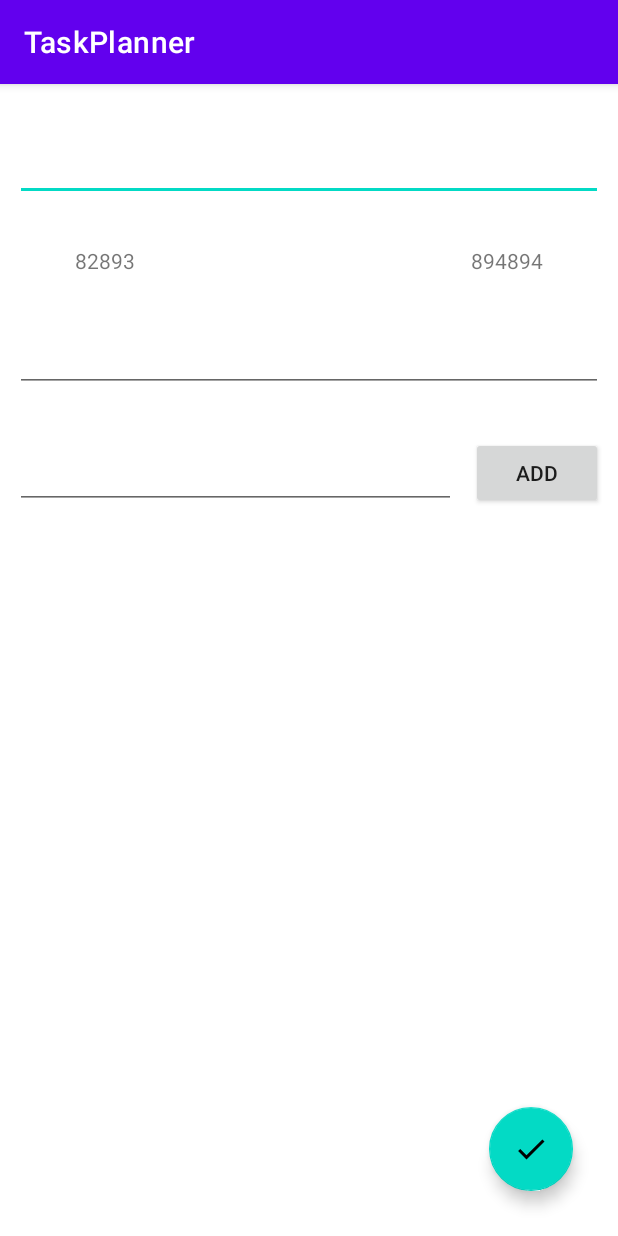
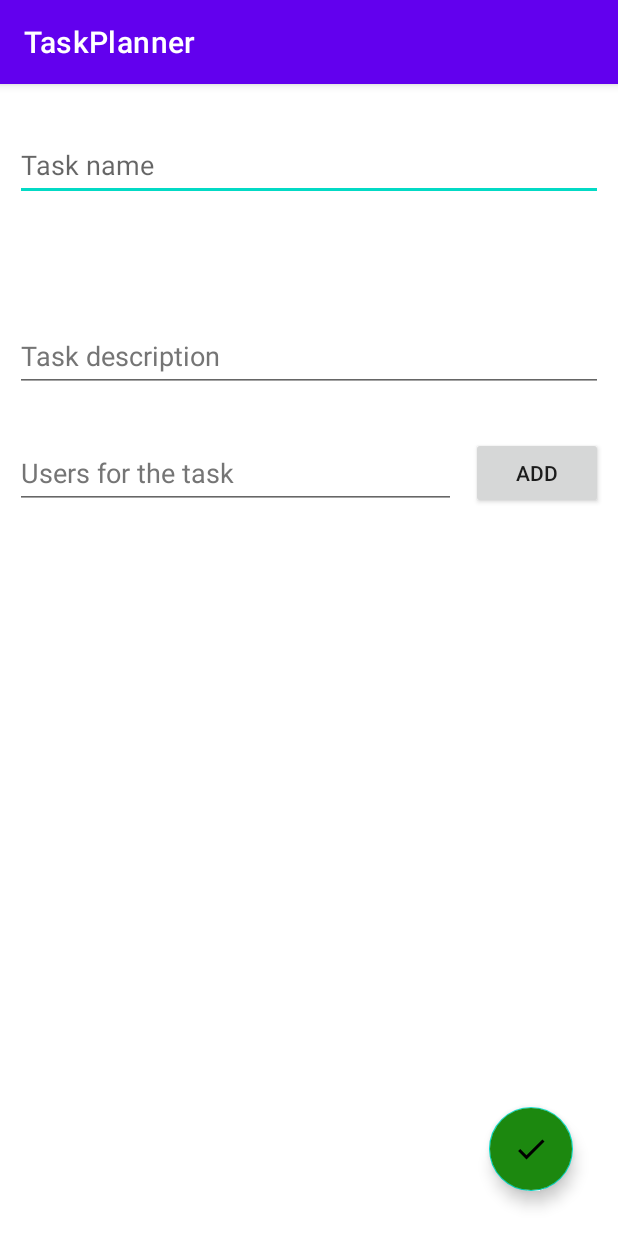
Before and after one commit to AlexeyK2021/TaskPlaner, an Android app: the CreateTaskActivity screen opened directly, with no data from a screen before it, on a phone screen of 412 x 824 dp. Run offline under Robolectric (Android 15) with nearby library versions, the phone set to English and light mode, and no system bars; our stand-ins replace Firebase (no records; nobody signed in at launch, a user with empty details on screens opened directly).

Commit message:
RecyclerView for create task activity

```diff
--- a/app/src/main/java/ru/alexeyk2021/taskplanner/activityLogic/CreateTaskActivity.kt
+++ b/app/src/main/java/ru/alexeyk2021/taskplanner/activityLogic/CreateTaskActivity.kt
@@ -2,12 +2,19 @@ package ru.alexeyk2021.taskplanner.activityLogic
 
 import android.app.DatePickerDialog
 import android.app.DatePickerDialog.OnDateSetListener
+import android.content.ContentValues.TAG
 import android.os.Bundle
+import android.text.Editable
+import android.util.Log
 import android.widget.TextView
 import androidx.appcompat.app.AppCompatActivity
+import androidx.recyclerview.widget.LinearLayoutManager
 import com.google.firebase.auth.ktx.auth
+import com.google.firebase.firestore.DocumentSnapshot
 import com.google.firebase.firestore.ktx.firestore
 import com.google.firebase.ktx.Firebase
+import kotlinx.coroutines.delay
+import ru.alexeyk2021.taskplanner.Adapters.UsersPerTaskListAdapter
 import ru.alexeyk2021.taskplanner.dataClasses.Task
 import ru.alexeyk2021.taskplanner.dataClasses.User
 import ru.alexeyk2021.taskplanner.databinding.ActivityCreateTaskBinding
@@ -17,27 +24,40 @@ import javax.xml.datatype.DatatypeConstants.MONTHS
 
 class CreateTaskActivity : AppCompatActivity() {
     private lateinit var binding: ActivityCreateTaskBinding
-    private lateinit var taskName: TextView
-    private lateinit var startDate: TextView
-    private lateinit var endDate: TextView
-    private lateinit var taskDescription: TextView
-    private lateinit var dateAndTime: Calendar
+//    private lateinit var taskName: TextView
+//    private lateinit var startDate: TextView
+//    private lateinit var endDate: TextView
+//    private lateinit var taskDescription: TextView
+//    private lateinit var dateAndTime: Calendar
 
     override fun onCreate(savedInstanceState: Bundle?) {
         super.onCreate(savedInstanceState)
         binding = ActivityCreateTaskBinding.inflate(layoutInflater)
         setContentView(binding.root)
 
-        dateAndTime = Calendar.getInstance()
-        taskName = binding.taskName
-        startDate = binding.startDate
-        endDate = binding.endDate
-        taskDescription = binding.taskDescription
+        val dateAndTime = Calendar.getInstance()
+        val taskName = binding.taskName
+        val startDate = binding.startDate
+        val endDate = binding.endDate
+        val taskDescription = binding.taskDescription
         val userFinder = binding.userFinder
         val addUser = binding.userAdd
         val save = binding.save
+        val usersPerTaskList = binding.usersPerTask
 
-        val users = mutableListOf<User>()
+        val users = mutableMapOf<String, String>()
+        var cachedUsersData = mutableListOf<DocumentSnapshot>()
+
+        usersPerTaskList.layoutManager =
+            LinearLayoutManager(this, LinearLayoutManager.HORIZONTAL, false)
+        usersPerTaskList.adapter = UsersPerTaskListAdapter(users)
+
+        Firebase.firestore.collection("users").get().addOnSuccessListener {
+            Log.d(TAG, "Caching user data")
+            cachedUsersData = it.documents
+        }.addOnFailureListener {
+            Log.d(TAG, "Caching failed: ${it.message.toString()}")
+        }
 
         startDate.setOnClickListener {
             val year = dateAndTime.get(Calendar.YEAR)
@@ -46,7 +66,7 @@ class CreateTaskActivity : AppCompatActivity() {
 
             val dpd = DatePickerDialog(this, { view, year, monthOfYear, dayOfMonth ->
                 val text =
-                    "" + dayOfMonth.toString() + " " + monthOfYear.toString() + ", " + year.toString()
+                    "$dayOfMonth.$monthOfYear.$year"
                 startDate.text = text
             }, year, month, day)
             dpd.show()
@@ -59,29 +79,41 @@ class CreateTaskActivity : AppCompatActivity() {
 
             val dpd = DatePickerDialog(this, { view, year, monthOfYear, dayOfMonth ->
                 val text =
-                    "" + dayOfMonth.toString() + " " + monthOfYear.toString() + ", " + year.toString()
+                    "$dayOfMonth.$monthOfYear.$year"
                 endDate.text = text
             }, year, month, day)
             dpd.show()
         }
 
         save.setOnClickListener {
+            val userEmail = Firebase.auth.currentUser?.email!!.toString()
             val task = Task(
-                userEmail = Firebase.auth.currentUser?.email!!.toString(),
+                userEmail = userEmail,
                 name = taskName.text.toString(),
                 startDate = startDate.text.toString(),
                 endDate = endDate.text.toString(),
                 description = taskDescription.text.toString(),
                 status = 0
             )
-            Firebase.firestore.collection("tasks").add(task.getInfo())
-            TODO("Синхронизация задачи с пользователями прри ее создании")
+            Firebase.firestore.collection("tasks").add(task.getInfo()).addOnSuccessListener {
+                Log.d(TAG, "Created Task; Result: ${it.id}")
+                finish()
+            }.addOnFailureListener {
+                Log.d("Failure", it.message.toString())
+            }
+            for ((key, value) in users) {
+//                TODO("Синхронизация задачи с пользователями")
+            }
+//
         }
         addUser.setOnClickListener {
-            Firebase.firestore.collection("users").whereEqualTo("email", userFinder.text.toString()).get().addOnSuccessListener {
-                val user = User(it.documents[0]) // Создвание пользователя по его email
-                users.add(user)
+            val userEmail = userFinder.text.toString()
+            Log.d("User To Add", "Data: $userEmail")
+            if (cachedUsersData.find { it.data?.get("email") == userEmail } != null) {
+                users[cachedUsersData.find { it.data?.get("email") == userEmail }.toString()] =
+                    userEmail
             }
+            userFinder.text = Editable.Factory.getInstance().newEditable("")
         }
     }
 
--- a/app/src/main/java/ru/alexeyk2021/taskplanner/dataClasses/Task.kt
+++ b/app/src/main/java/ru/alexeyk2021/taskplanner/dataClasses/Task.kt
@@ -31,13 +31,13 @@ class Task() {
 //        }
     }
 
-    constructor(data: QueryDocumentSnapshot) : this() {
+    constructor(data: HashMap<String, String>) : this() {
         this.userEmail = data["userId"] as String
         this.name = data["name"] as String
         this.startDate = data["startDate"] as String
         this.endDate = data["endDate"] as String
         this.description = data["description"] as String
-        this.status = data["status"] as Int
+        this.status = data["status"]!!.toInt()
     }
 
     fun getInfo(): HashMap<String, Any> = hashMapOf(
--- a/app/src/main/res/layout/activity_create_task.xml
+++ b/app/src/main/res/layout/activity_create_task.xml
@@ -12,6 +12,7 @@
         android:layout_height="48dp"
         android:layout_marginHorizontal="10dp"
         android:layout_marginTop="30dp"
+        android:hint="@string/task_name"
         android:inputType="text"
         app:layout_constraintStart_toStartOf="parent"
         app:layout_constraintTop_toTopOf="parent"
@@ -46,9 +47,9 @@
         android:layout_height="wrap_content"
         android:layout_marginHorizontal="50dp"
         android:layout_marginTop="30dp"
-        android:text="82893"
         app:layout_constraintStart_toStartOf="parent"
-        app:layout_constraintTop_toBottomOf="@+id/task_name" />
+        app:layout_constraintTop_toBottomOf="@+id/task_name"
+        app:text="82893" />
 
     <TextView
         android:id="@+id/endDate"
@@ -56,9 +57,9 @@
         android:layout_height="wrap_content"
         android:layout_marginHorizontal="50dp"
         android:layout_marginTop="30dp"
-        android:text="894894"
         app:layout_constraintEnd_toEndOf="parent"
-        app:layout_constraintTop_toBottomOf="@+id/task_name" />
+        app:layout_constraintTop_toBottomOf="@+id/task_name"
+        app:text="894894" />
 
     <androidx.appcompat.widget.AppCompatEditText
         android:id="@+id/task_description"
@@ -66,7 +67,9 @@
         android:layout_height="48dp"
         android:layout_marginHorizontal="10dp"
         android:layout_marginTop="30dp"
+        android:hint="@string/task_description"
         android:inputType="text"
+        android:textColorHint="#757575"
         app:layout_constraintStart_toStartOf="parent"
         app:layout_constraintTop_toBottomOf="@id/startDate"
         tools:ignore="SpeakableTextPresentCheck" />
@@ -78,7 +81,9 @@
         android:layout_height="48dp"
         android:layout_marginHorizontal="10dp"
         android:layout_marginTop="30dp"
+        android:hint="@string/users_for_the_task"
         android:inputType="text"
+        android:textColorHint="#757575"
         app:layout_constraintStart_toStartOf="parent"
         app:layout_constraintTop_toBottomOf="@id/task_description"
         tools:ignore="SpeakableTextPresentCheck" />
@@ -93,12 +98,25 @@
         app:layout_constraintStart_toEndOf="@id/user_finder"
         app:layout_constraintTop_toTopOf="@id/user_finder" />
 
+    <androidx.recyclerview.widget.RecyclerView
+        android:id="@+id/users_per_task"
+        android:layout_width="match_parent"
+        android:layout_height="wrap_content"
+        android:layout_marginHorizontal="10dp"
+        android:layout_marginTop="30dp"
+        android:orientation="vertical"
+        app:layout_constraintEnd_toEndOf="parent"
+        app:layout_constraintStart_toStartOf="parent"
+        app:layout_constraintTop_toBottomOf="@id/user_add"
+        tools:listitem="@layout/user_finder_item" />
+
     <com.google.android.material.floatingactionbutton.FloatingActionButton
         android:id="@+id/save"
         android:layout_width="wrap_content"
         android:layout_height="wrap_content"
         android:layout_gravity="end|bottom"
         android:layout_margin="30dp"
+        android:backgroundTint="@color/Complete"
         android:contentDescription="@string/finish_adding"
         android:src="@drawable/task_adding_done"
         app:layout_constraintBottom_toBottomOf="parent"
--- a/app/src/main/res/values/colors.xml
+++ b/app/src/main/res/values/colors.xml
@@ -10,7 +10,11 @@
     <color name="green">#4CAF50</color>
     <color name="red">#F44336</color>
     <color name="orange">#FF9800</color>
+<!--    Tasks colors-->
     <color name="task_not_started">#5C0909</color>
     <color name="task_working">#A8851B</color>
     <color name="task_done">#196814</color>
+
+    <!-- Buttons colors-->
+    <color name="Complete">#1C880F</color>
 </resources>
--- a/app/src/main/res/values/strings.xml
+++ b/app/src/main/res/values/strings.xml
@@ -25,5 +25,8 @@
     <string name="task_done">Done</string>
     <string name="add">Add</string>
     <string name="finish_adding">Finish adding</string>
+    <string name="task_name">Task name</string>
+    <string name="task_description">Task description</string>
+    <string name="users_for_the_task">Users for the task</string>
 
 </resources>
```
Also changed, not shown: app/src/main/java/ru/alexeyk2021/taskplanner/Adapters/TaskRecyclerViewAdapter.kt (+15 -5 lines), app/src/main/java/ru/alexeyk2021/taskplanner/Adapters/UsersPerTaskListAdapter.kt (added, +36 -0 lines), app/src/main/java/ru/alexeyk2021/taskplanner/DebugActivity.kt (+12 -11 lines), app/src/main/java/ru/alexeyk2021/taskplanner/activityLogic/RegisterActivity.kt (+5 -2 lines), app/src/main/java/ru/alexeyk2021/taskplanner/dataClasses/User.kt (+9 -8 lines), app/src/main/res/layout/user_finder_item.xml (added, +23 -0 lines).
